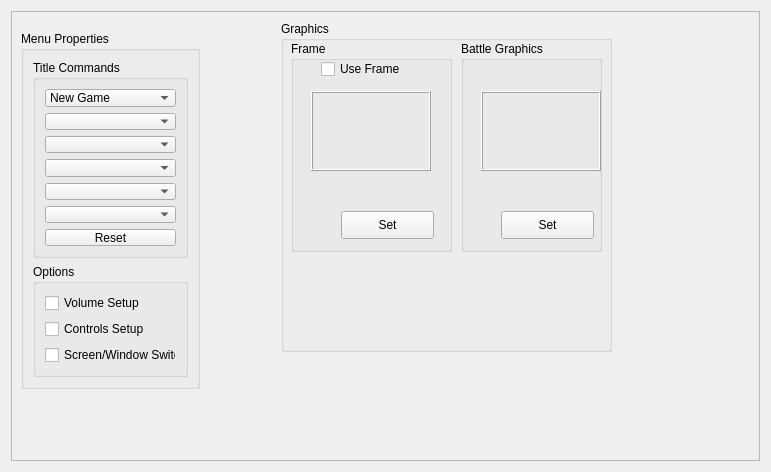
The window that src/tools/qdbpagesystem2.ui (deadelf79/Editor-Qt) describes before a commit, drawn with Qt 5.
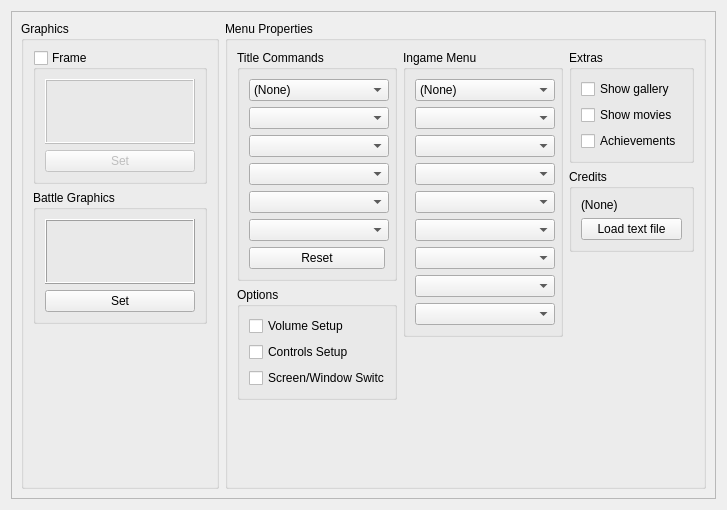
The same window after the commit.

The edit to the form file:
```diff
--- a/src/tools/qdbpagesystem2.ui
+++ b/src/tools/qdbpagesystem2.ui
@@ -6,10 +6,22 @@
    <rect>
     <x>0</x>
     <y>0</y>
-    <width>771</width>
-    <height>472</height>
+    <width>727</width>
+    <height>510</height>
    </rect>
   </property>
+  <property name="sizePolicy">
+   <sizepolicy hsizetype="Fixed" vsizetype="Preferred">
+    <horstretch>0</horstretch>
+    <verstretch>0</verstretch>
+   </sizepolicy>
+  </property>
+  <property name="minimumSize">
+   <size>
+    <width>150</width>
+    <height>65</height>
+   </size>
+  </property>
   <property name="windowTitle">
    <string>Form</string>
   </property>
@@ -22,51 +34,40 @@
      <property name="frameShadow">
       <enum>QFrame::Raised</enum>
      </property>
+     <layout class="QVBoxLayout" name="verticalLayout">
+      <item>
+       <layout class="QHBoxLayout" name="horizontalLayout_2">
+        <item>
      <widget class="QGroupBox" name="groupBox_79">
-      <property name="geometry">
-       <rect>
-        <x>270</x>
-        <y>10</y>
-        <width>331</width>
-        <height>331</height>
-       </rect>
-      </property>
       <property name="title">
        <string>Graphics</string>
       </property>
+          <layout class="QVBoxLayout" name="verticalLayout_14">
+           <item>
       <widget class="QGroupBox" name="groupBox_81">
-       <property name="geometry">
-        <rect>
-         <x>10</x>
-         <y>20</y>
-         <width>161</width>
-         <height>211</height>
-        </rect>
-       </property>
        <property name="title">
         <string>Frame</string>
        </property>
-       <widget class="QPushButton" name="pushButton_8">
-        <property name="geometry">
-         <rect>
-          <x>50</x>
-          <y>170</y>
-          <width>93</width>
-          <height>28</height>
-         </rect>
-        </property>
-        <property name="text">
-         <string>Set</string>
-        </property>
-       </widget>
+             <property name="checkable">
+              <bool>true</bool>
+             </property>
+             <property name="checked">
+              <bool>false</bool>
+             </property>
+             <layout class="QVBoxLayout" name="verticalLayout_12">
+              <item>
        <widget class="QFrame" name="frame_9">
-        <property name="geometry">
-         <rect>
-          <x>20</x>
-          <y>50</y>
-          <width>120</width>
-          <height>80</height>
-         </rect>
+                <property name="sizePolicy">
+                 <sizepolicy hsizetype="Fixed" vsizetype="Fixed">
+                  <horstretch>0</horstretch>
+                  <verstretch>0</verstretch>
+                 </sizepolicy>
+                </property>
+                <property name="minimumSize">
+                 <size>
+                  <width>150</width>
+                  <height>65</height>
+                 </size>
         </property>
         <property name="frameShape">
          <enum>QFrame::Box</enum>
@@ -75,53 +76,42 @@
          <enum>QFrame::Raised</enum>
         </property>
        </widget>
-       <widget class="QCheckBox" name="checkBox_8">
-        <property name="geometry">
-         <rect>
-          <x>30</x>
-          <y>20</y>
-          <width>111</width>
-          <height>16</height>
-         </rect>
+              </item>
+              <item>
+               <widget class="QPushButton" name="pushButton_8">
+                <property name="sizePolicy">
+                 <sizepolicy hsizetype="Minimum" vsizetype="Fixed">
+                  <horstretch>0</horstretch>
+                  <verstretch>0</verstretch>
+                 </sizepolicy>
         </property>
         <property name="text">
-         <string>Use Frame</string>
-        </property>
-       </widget>
-      </widget>
+                 <string>Set</string>
+                </property>
+               </widget>
+              </item>
+             </layout>
+            </widget>
+           </item>
+           <item>
       <widget class="QGroupBox" name="groupBox_82">
-       <property name="geometry">
-        <rect>
-         <x>180</x>
-         <y>20</y>
-         <width>141</width>
-         <height>211</height>
-        </rect>
-       </property>
        <property name="title">
         <string>Battle Graphics</string>
        </property>
-       <widget class="QPushButton" name="pushButton_9">
-        <property name="geometry">
-         <rect>
-          <x>40</x>
-          <y>170</y>
-          <width>93</width>
-          <height>28</height>
-         </rect>
-        </property>
-        <property name="text">
-         <string>Set</string>
-        </property>
-       </widget>
+             <layout class="QVBoxLayout" name="verticalLayout_13">
+              <item>
        <widget class="QFrame" name="frame_10">
-        <property name="geometry">
-         <rect>
-          <x>20</x>
-          <y>50</y>
-          <width>120</width>
-          <height>80</height>
-         </rect>
+                <property name="sizePolicy">
+                 <sizepolicy hsizetype="Fixed" vsizetype="Fixed">
+                  <horstretch>0</horstretch>
+                  <verstretch>0</verstretch>
+                 </sizepolicy>
+                </property>
+                <property name="minimumSize">
+                 <size>
+                  <width>150</width>
+                  <height>65</height>
+                 </size>
         </property>
         <property name="frameShape">
          <enum>QFrame::Box</enum>
@@ -130,18 +120,46 @@
          <enum>QFrame::Raised</enum>
         </property>
        </widget>
-      </widget>
-     </widget>
-     <widget class="QWidget" name="verticalLayoutWidget">
-      <property name="geometry">
-       <rect>
-        <x>10</x>
-        <y>20</y>
-        <width>179</width>
-        <height>358</height>
-       </rect>
-      </property>
-      <layout class="QVBoxLayout" name="verticalLayout">
+              </item>
+              <item>
+               <widget class="QPushButton" name="pushButton_9">
+                <property name="text">
+                 <string>Set</string>
+                </property>
+               </widget>
+              </item>
+             </layout>
+            </widget>
+           </item>
+           <item>
+            <spacer name="verticalSpacer_4">
+             <property name="orientation">
+              <enum>Qt::Vertical</enum>
+             </property>
+             <property name="sizeHint" stdset="0">
+              <size>
+               <width>20</width>
+               <height>40</height>
+              </size>
+             </property>
+            </spacer>
+           </item>
+          </layout>
+         </widget>
+        </item>
+        <item>
+         <spacer name="horizontalSpacer">
+          <property name="orientation">
+           <enum>Qt::Horizontal</enum>
+          </property>
+          <property name="sizeHint" stdset="0">
+           <size>
+            <width>40</width>
+            <height>20</height>
+           </size>
+          </property>
+         </spacer>
+        </item>
        <item>
         <widget class="QGroupBox" name="groupBox_78">
          <property name="title">
@@ -149,6 +167,10 @@
          </property>
          <layout class="QVBoxLayout" name="verticalLayout_3">
           <item>
+            <layout class="QHBoxLayout" name="horizontalLayout">
+             <item>
+              <layout class="QVBoxLayout" name="verticalLayout_6">
+               <item>
            <widget class="QGroupBox" name="groupBox_80">
             <property name="title">
              <string>Title Commands</string>
@@ -156,6 +178,17 @@
             <layout class="QVBoxLayout" name="verticalLayout_26">
              <item>
               <widget class="QComboBox" name="comboBox_15">
+                    <property name="minimumSize">
+                     <size>
+                      <width>140</width>
+                      <height>0</height>
+                     </size>
+                    </property>
+                    <item>
+                     <property name="text">
+                      <string>(None)</string>
+                     </property>
+                    </item>
                <item>
                 <property name="text">
                  <string>New Game</string>
@@ -189,19 +222,54 @@
               </widget>
              </item>
              <item>
-              <widget class="QComboBox" name="comboBox_14"/>
+                   <widget class="QComboBox" name="comboBox_14">
+                    <property name="minimumSize">
+                     <size>
+                      <width>140</width>
+                      <height>0</height>
+                     </size>
+                    </property>
+                   </widget>
              </item>
              <item>
-              <widget class="QComboBox" name="comboBox_11"/>
+                   <widget class="QComboBox" name="comboBox_11">
+                    <property name="minimumSize">
+                     <size>
+                      <width>140</width>
+                      <height>0</height>
+                     </size>
+                    </property>
+                   </widget>
              </item>
              <item>
-              <widget class="QComboBox" name="comboBox_12"/>
+                   <widget class="QComboBox" name="comboBox_12">
+                    <property name="minimumSize">
+                     <size>
+                      <width>140</width>
+                      <height>0</height>
+                     </size>
+                    </property>
+                   </widget>
              </item>
              <item>
-              <widget class="QComboBox" name="comboBox_10"/>
+                   <widget class="QComboBox" name="comboBox_10">
+                    <property name="minimumSize">
+                     <size>
+                      <width>140</width>
+                      <height>0</height>
+                     </size>
+                    </property>
+                   </widget>
              </item>
              <item>
-              <widget class="QComboBox" name="comboBox_9"/>
+                   <widget class="QComboBox" name="comboBox_9">
+                    <property name="minimumSize">
+                     <size>
+                      <width>140</width>
+                      <height>0</height>
+                     </size>
+                    </property>
+                   </widget>
              </item>
              <item>
               <widget class="QPushButton" name="pushButton">
@@ -243,11 +311,265 @@
             </layout>
            </widget>
           </item>
-         </layout>
-        </widget>
-       </item>
-      </layout>
-     </widget>
+               <item>
+                <spacer name="verticalSpacer_3">
+                 <property name="orientation">
+                  <enum>Qt::Vertical</enum>
+                 </property>
+                 <property name="sizeHint" stdset="0">
+                  <size>
+                   <width>20</width>
+                   <height>40</height>
+                  </size>
+                 </property>
+                </spacer>
+               </item>
+              </layout>
+             </item>
+             <item>
+              <layout class="QVBoxLayout" name="verticalLayout_7">
+               <item>
+                <widget class="QGroupBox" name="groupBox_2">
+                 <property name="title">
+                  <string>Ingame Menu</string>
+                 </property>
+                 <layout class="QVBoxLayout" name="verticalLayout_8">
+                  <item>
+                   <widget class="QComboBox" name="comboBox">
+                    <property name="minimumSize">
+                     <size>
+                      <width>140</width>
+                      <height>0</height>
+                     </size>
+                    </property>
+                    <item>
+                     <property name="text">
+                      <string>(None)</string>
+                     </property>
+                    </item>
+                    <item>
+                     <property name="text">
+                      <string>Items</string>
+                     </property>
+                    </item>
+                    <item>
+                     <property name="text">
+                      <string>Skills</string>
+                     </property>
+                    </item>
+                    <item>
+                     <property name="text">
+                      <string>Equipment</string>
+                     </property>
+                    </item>
+                    <item>
+                     <property name="text">
+                      <string>Status</string>
+                     </property>
+                    </item>
+                    <item>
+                     <property name="text">
+                      <string>Formation</string>
+                     </property>
+                    </item>
+                    <item>
+                     <property name="text">
+                      <string>Save</string>
+                     </property>
+                    </item>
+                    <item>
+                     <property name="text">
+                      <string>Load</string>
+                     </property>
+                    </item>
+                    <item>
+                     <property name="text">
+                      <string>Options</string>
+                     </property>
+                    </item>
+                    <item>
+                     <property name="text">
+                      <string>Exit</string>
+                     </property>
+                    </item>
+                   </widget>
+                  </item>
+                  <item>
+                   <widget class="QComboBox" name="comboBox_2">
+                    <property name="minimumSize">
+                     <size>
+                      <width>140</width>
+                      <height>0</height>
+                     </size>
+                    </property>
+                   </widget>
+                  </item>
+                  <item>
+                   <widget class="QComboBox" name="comboBox_3">
+                    <property name="minimumSize">
+                     <size>
+                      <width>140</width>
+                      <height>0</height>
+                     </size>
+                    </property>
+                   </widget>
+                  </item>
+                  <item>
+                   <widget class="QComboBox" name="comboBox_4">
+                    <property name="minimumSize">
+                     <size>
+                      <width>140</width>
+                      <height>0</height>
+                     </size>
+                    </property>
+                   </widget>
+                  </item>
+                  <item>
+                   <widget class="QComboBox" name="comboBox_5">
+                    <property name="minimumSize">
+                     <size>
+                      <width>140</width>
+                      <height>0</height>
+                     </size>
+                    </property>
+                   </widget>
+                  </item>
+                  <item>
+                   <widget class="QComboBox" name="comboBox_6">
+                    <property name="minimumSize">
+                     <size>
+                      <width>140</width>
+                      <height>0</height>
+                     </size>
+                    </property>
+                   </widget>
+                  </item>
+                  <item>
+                   <widget class="QComboBox" name="comboBox_7">
+                    <property name="minimumSize">
+                     <size>
+                      <width>140</width>
+                      <height>0</height>
+                     </size>
+                    </property>
+                   </widget>
+                  </item>
+                  <item>
+                   <widget class="QComboBox" name="comboBox_8">
+                    <property name="minimumSize">
+                     <size>
+                      <width>140</width>
+                      <height>0</height>
+                     </size>
+                    </property>
+                   </widget>
+                  </item>
+                  <item>
+                   <widget class="QComboBox" name="comboBox_13">
+                    <property name="minimumSize">
+                     <size>
+                      <width>140</width>
+                      <height>0</height>
+                     </size>
+                    </property>
+                   </widget>
+                  </item>
+                 </layout>
+                </widget>
+               </item>
+               <item>
+                <spacer name="verticalSpacer">
+                 <property name="orientation">
+                  <enum>Qt::Vertical</enum>
+                 </property>
+                 <property name="sizeHint" stdset="0">
+                  <size>
+                   <width>20</width>
+                   <height>40</height>
+                  </size>
+                 </property>
+                </spacer>
+               </item>
+              </layout>
+             </item>
+             <item>
+              <layout class="QVBoxLayout" name="verticalLayout_9">
+               <item>
+                <widget class="QGroupBox" name="groupBox_3">
+                 <property name="title">
+                  <string>Extras</string>
+                 </property>
+                 <layout class="QVBoxLayout" name="verticalLayout_10">
+                  <item>
+                   <widget class="QCheckBox" name="checkBox_5">
+                    <property name="text">
+                     <string>Show gallery</string>
+                    </property>
+                   </widget>
+                  </item>
+                  <item>
+                   <widget class="QCheckBox" name="checkBox_4">
+                    <property name="text">
+                     <string>Show movies</string>
+                    </property>
+                   </widget>
+                  </item>
+                  <item>
+                   <widget class="QCheckBox" name="checkBox_6">
+                    <property name="text">
+                     <string>Achievements</string>
+                    </property>
+                   </widget>
+                  </item>
+                 </layout>
+                </widget>
+               </item>
+               <item>
+                <widget class="QGroupBox" name="groupBox_4">
+                 <property name="title">
+                  <string>Credits</string>
+                 </property>
+                 <layout class="QVBoxLayout" name="verticalLayout_11">
+                  <item>
+                   <widget class="QLabel" name="label">
+                    <property name="text">
+                     <string>(None)</string>
+                    </property>
+                   </widget>
+                  </item>
+                  <item>
+                   <widget class="QPushButton" name="pushButton_2">
+                    <property name="text">
+                     <string>Load text file</string>
+                    </property>
+                   </widget>
+                  </item>
+                 </layout>
+                </widget>
+               </item>
+               <item>
+                <spacer name="verticalSpacer_2">
+                 <property name="orientation">
+                  <enum>Qt::Vertical</enum>
+                 </property>
+                 <property name="sizeHint" stdset="0">
+                  <size>
+                   <width>20</width>
+                   <height>40</height>
+                  </size>
+                 </property>
+                </spacer>
+               </item>
+              </layout>
+             </item>
+            </layout>
+           </item>
+          </layout>
+         </widget>
+        </item>
+       </layout>
+      </item>
+     </layout>
     </widget>
    </item>
   </layout>
```
Lines whose indentation alone changed are shown as unchanged.
